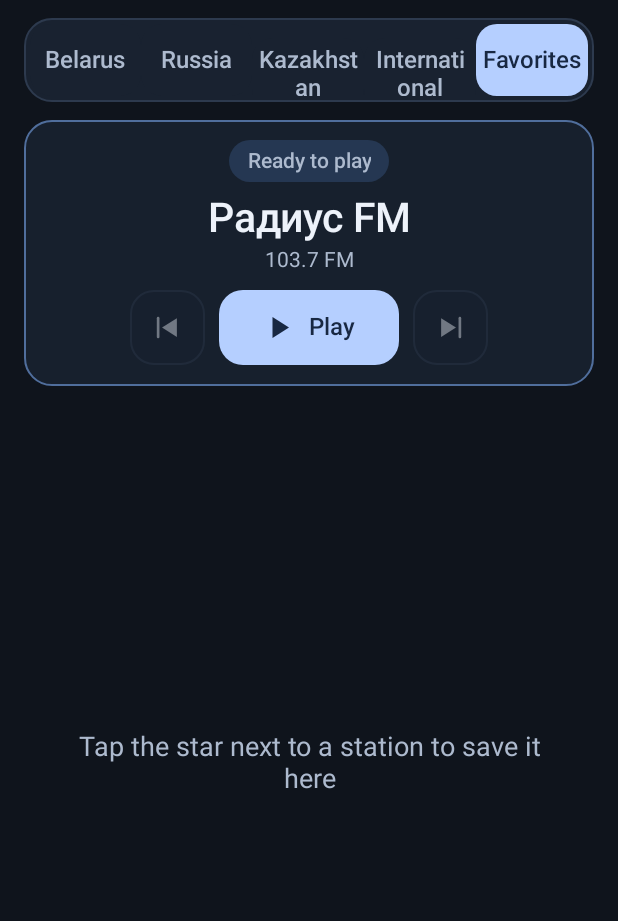
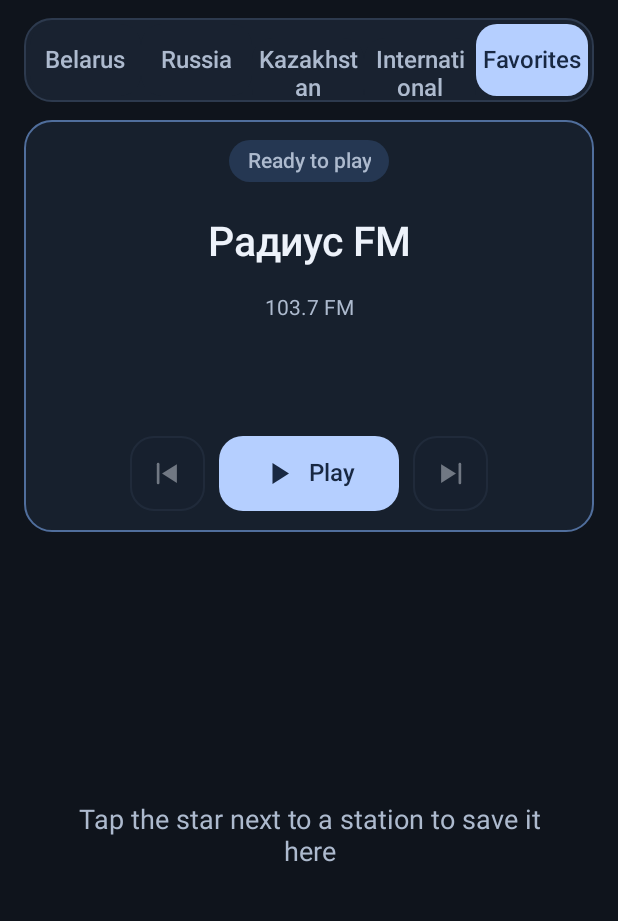
Before and after one commit to siarheisinelnikau/voyah-radio, an Android app: the screen it shows after launch (RadioActivity), after a tap on "Favorites", on a phone screen of 412 x 824 dp, the part 96-1017 px from its top. Run offline under Robolectric (Android 15) with nearby library versions, the phone set to English and light mode, and no system bars; 4 statements that could not run were skipped; 1 other tap on this screen came first.

Commit message:
Keep the player panel still when the station changes
The player centres its contents, so a station name that wraps to a second
line and a track title that comes and goes moved the visualization and the
buttons up and down on every station change. The station name now always
takes two lines, its label one, and the track title and artist keep their
room while a station has no track yet. A compact player also keeps its
visualization stage between stations and while it plays without a
visualization, and folds it only when playback stops.

```diff
--- a/app/src/main/java/app/voyahradio/ui/RadioActivity.java
+++ b/app/src/main/java/app/voyahradio/ui/RadioActivity.java
@@ -340,8 +340,11 @@ public final class RadioActivity extends Activity {
         }
         addVisualStage(panel, compact);
 
+        // The panel centres its contents, so every text below keeps one height whatever it shows: otherwise a long
+        // station name or a track that comes and goes would move the visualization and the buttons on each change.
         stationTitle = text(compact ? 27 : 36, getColor(R.color.radio_text), true);
         stationTitle.setGravity(Gravity.CENTER);
+        stationTitle.setMinLines(2);
         stationTitle.setMaxLines(2);
         stationTitle.setEllipsize(TextUtils.TruncateAt.END);
         LinearLayout.LayoutParams titleParams = wrap(MATCH_PARENT);
@@ -349,24 +352,31 @@ public final class RadioActivity extends Activity {
         panel.addView(stationTitle, titleParams);
         stationLabel = text(compact ? 14 : 17, getColor(R.color.radio_muted), false);
         stationLabel.setGravity(Gravity.CENTER);
+        stationLabel.setMaxLines(1);
+        stationLabel.setEllipsize(TextUtils.TruncateAt.END);
         LinearLayout.LayoutParams labelParams = wrap(MATCH_PARENT);
         labelParams.topMargin = dp(4);
         panel.addView(stationLabel, labelParams);
 
+        // Room for a two-line track title and its artist, held while a station has no track yet or none at all.
+        LinearLayout trackBlock = vertical();
+        trackBlock.setGravity(Gravity.CENTER);
+        LinearLayout.LayoutParams trackParams = wrap(MATCH_PARENT);
+        trackParams.topMargin = dp(compact ? 8 : 16);
+        panel.addView(trackBlock, trackParams);
         trackTitle = text(compact ? 16 : 20, themeColor(R.attr.radio_accent_role), true);
         trackTitle.setGravity(Gravity.CENTER);
         trackTitle.setMaxLines(2);
         trackTitle.setEllipsize(TextUtils.TruncateAt.END);
-        LinearLayout.LayoutParams trackParams = wrap(MATCH_PARENT);
-        trackParams.topMargin = dp(compact ? 8 : 16);
-        panel.addView(trackTitle, trackParams);
+        trackBlock.addView(trackTitle, wrap(MATCH_PARENT));
         trackArtist = text(compact ? 14 : 16, getColor(R.color.radio_muted), false);
         trackArtist.setGravity(Gravity.CENTER);
         trackArtist.setMaxLines(1);
         trackArtist.setEllipsize(TextUtils.TruncateAt.END);
         LinearLayout.LayoutParams artistParams = wrap(MATCH_PARENT);
         artistParams.topMargin = dp(4);
-        panel.addView(trackArtist, artistParams);
+        trackBlock.addView(trackArtist, artistParams);
+        trackBlock.setMinimumHeight(trackTitle.getLineHeight() * 2 + dp(4) + trackArtist.getLineHeight());
 
         if (!compact) {
             View lowerSpace = new View(this);
@@ -721,7 +731,10 @@ public final class RadioActivity extends Activity {
             case CONNECTING, BUFFERING, RECONNECTING -> true;
             default -> false;
         };
-        visualStage.setVisibility(!compactStage || fetching || drawingSound ? View.VISIBLE : View.GONE);
+        // A compact player keeps its stage while a station plays, also between stations and without a visualization,
+        // so that switching stations does not move the panel; it folds the stage only when playback stops.
+        boolean playing = uiStarted && playback.active();
+        visualStage.setVisibility(!compactStage || fetching || drawingSound || playing ? View.VISIBLE : View.GONE);
         signal.setVisibility(!compactStage && !fetching && !drawingSound ? View.VISIBLE : View.GONE);
         boolean bufferWasVisible = bufferPanel.getVisibility() == View.VISIBLE;
         bufferPanel.setVisibility(fetching ? View.VISIBLE : View.GONE);
```
